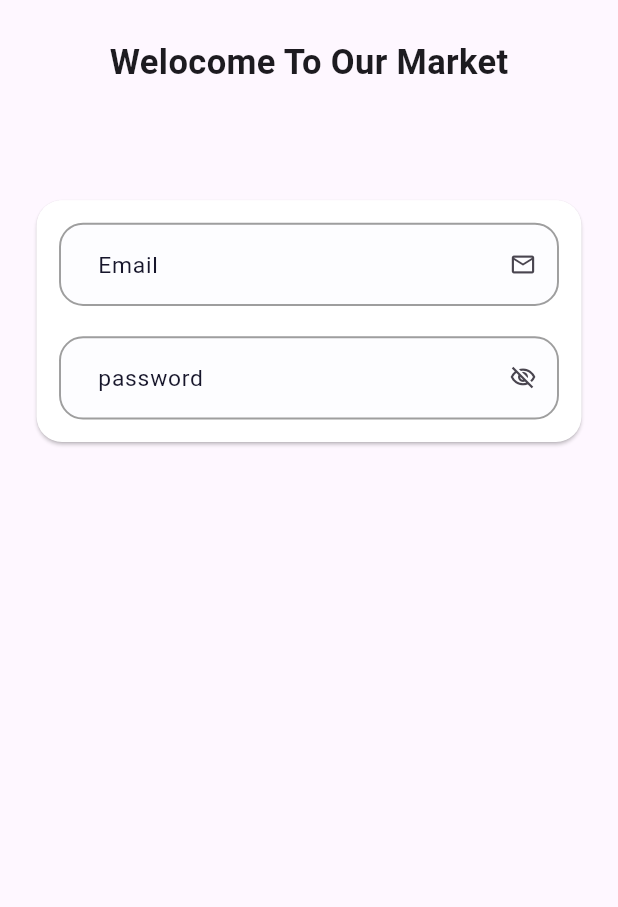
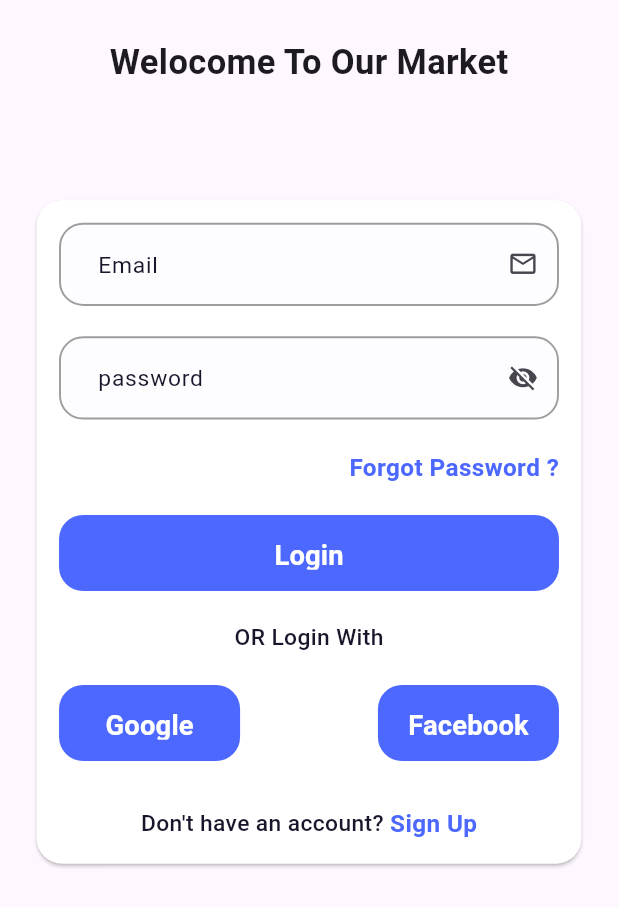
Before and after one commit to Ehabhanna1/Our_Market, a Flutter app: the screen it shows after launch, on a phone screen of 412 x 824 dp. Shown: the top 907 px of the screen. Run offline on Flutter 3.47's test engine with Material 3 defaults, Android fonts, the phone set to English and light mode, and no system bars; our stand-ins replace flutter_screenutil.

Commit message:
finidh login view ui and fixed exception

```diff
--- a/lib/core/theming/styles.dart
+++ b/lib/core/theming/styles.dart
@@ -11,6 +11,11 @@ class TextStyles {
     fontWeight: FontWeightHelper.bold,
     color: Colors.black,
   );
+   static TextStyle font18WhiteSemiBold = TextStyle(
+    fontSize: 18.sp,
+    fontWeight: FontWeightHelper.semiBold,
+    color: Colors.white,
+  );
 
   static TextStyle font32BlueBold = TextStyle(
     fontSize: 32.sp,
@@ -18,14 +23,14 @@ class TextStyles {
     color: AppColors.kPrimaryColor,
   );
 
-  static TextStyle font13BlueSemiBold = TextStyle(
-    fontSize: 13.sp,
+  static TextStyle font16BlueSemiBold = TextStyle(
+    fontSize: 16.sp,
     fontWeight: FontWeightHelper.semiBold,
     color: AppColors.kPrimaryColor,
   );
 
-  static TextStyle font13DarkBlueMedium = TextStyle(
-    fontSize: 13.sp,
+  static TextStyle font15DarkBlueMedium = TextStyle(
+    fontSize: 15.sp,
     fontWeight: FontWeightHelper.medium,
     color: AppColors.kBlackColor,
   );
@@ -34,5 +39,34 @@ class TextStyles {
     fontWeight: FontWeightHelper.regular,
     color: AppColors.kBlackColor,
   );
+   static TextStyle font12BlueRegular = TextStyle(
+    fontSize: 12.sp,
+    fontWeight: FontWeightHelper.regular,
+    color: AppColors.kPrimaryColor,
+  );
+
+  static TextStyle font13BlueRegular = TextStyle(
+    fontSize: 13.sp,
+    fontWeight: FontWeightHelper.regular,
+    color: AppColors.kPrimaryColor,
+  );
+
+  static TextStyle font14GrayRegular = TextStyle(
+    fontSize: 14.sp,
+    fontWeight: FontWeightHelper.regular,
+    color: AppColors.lighterGray,
+  );
+
+  static TextStyle font14LightGrayRegular = TextStyle(
+    fontSize: 14.sp,
+    fontWeight: FontWeightHelper.regular,
+    color: AppColors.kGreyColor,
+  );
+
+  static TextStyle font14DarkBlueMedium = TextStyle(
+    fontSize: 14.sp,
+    fontWeight: FontWeightHelper.medium,
+    color: AppColors.kBlackColor,
+  );
 
 }
--- /dev/null
+++ b/lib/core/widgets/app_text_button.dart
@@ -0,0 +1,63 @@
+import 'package:ecommerce_app/core/theming/app_colors.dart';
+import 'package:flutter/material.dart';
+import 'package:flutter_screenutil/flutter_screenutil.dart';
+
+
+
+class AppTextButton extends StatelessWidget {
+  final double? borderRadius;
+  final Color? backgroundColor;
+  final double? horizontalPadding;
+  final double? verticalPadding;
+  final double? buttonWidth;
+  final double? buttonHeight;
+  final String buttonText;
+  final TextStyle textStyle;
+  final VoidCallback onPressed;
+  const AppTextButton({
+    super.key,
+    this.borderRadius,
+    this.backgroundColor,
+    this.horizontalPadding,
+    this.verticalPadding,
+    this.buttonHeight,
+    this.buttonWidth,
+    required this.buttonText,
+    required this.textStyle,
+    required this.onPressed,
+  });
+
+  @override
+  Widget build(BuildContext context) {
+    return TextButton(
+      style: ButtonStyle(
+        // ignore: deprecated_member_use
+        shape: MaterialStateProperty.all<RoundedRectangleBorder>(
+          RoundedRectangleBorder(
+            borderRadius: BorderRadius.circular(borderRadius ?? 16.0),
+          ),
+        ),
+        // ignore: deprecated_member_use
+        backgroundColor: MaterialStatePropertyAll(
+          backgroundColor ?? AppColors.kPrimaryColor,
+        ),
+        // ignore: deprecated_member_use
+        padding: MaterialStateProperty.all<EdgeInsets>(
+          EdgeInsets.symmetric(
+            horizontal: horizontalPadding?.w ?? 12.w,
+            vertical: verticalPadding?.h ?? 14.h,
+          ),
+        ),
+        // ignore: deprecated_member_use
+        fixedSize: MaterialStateProperty.all(
+          Size(buttonWidth?.w ?? double.maxFinite, buttonHeight ?? 50.h),
+        ),
+      ),
+      onPressed: onPressed,
+      child: Text(
+        buttonText,
+        style: textStyle,
+      ),
+    );
+  }
+}
--- a/lib/core/widgets/app_text_form_field.dart
+++ b/lib/core/widgets/app_text_form_field.dart
@@ -71,7 +71,7 @@ class AppTextFormField extends StatelessWidget {
           ),
           borderRadius: BorderRadius.circular(16.0),
         ),
-        hintStyle: hintStyle ?? TextStyles.font15DarkBlueRegular,
+        hintStyle: hintStyle ?? TextStyles.font12BlueRegular,
         hintText: hintText,
         suffixIcon: suffixIcon,
         fillColor: backgroundColor ?? AppColors.moreLightGray,
--- a/lib/feature/auth/ui/login_view.dart
+++ b/lib/feature/auth/ui/login_view.dart
@@ -1,16 +1,33 @@
 import 'package:ecommerce_app/core/helper/spacing.dart';
 import 'package:ecommerce_app/core/theming/app_colors.dart';
+import 'package:ecommerce_app/core/theming/styles.dart';
+import 'package:ecommerce_app/core/widgets/app_text_button.dart';
 import 'package:ecommerce_app/core/widgets/app_text_form_field.dart';
+import 'package:ecommerce_app/feature/auth/ui/widgets/custom_text_buttom.dart';
+import 'package:ecommerce_app/feature/auth/ui/widgets/dont_have_account.dart';
+
 import 'package:flutter/material.dart';
 import 'package:flutter_screenutil/flutter_screenutil.dart';
 
-class LoginView extends StatelessWidget {
+class LoginView extends StatefulWidget {
+
   const LoginView({super.key});
 
   @override
+  State<LoginView> createState() => _LoginViewState();
+}
+
+class _LoginViewState extends State<LoginView> {
+   bool isObscureText = true;
+
+
+  @override
   Widget build(BuildContext context) {
+
     return Scaffold(
+
       body: SafeArea(
+        child: SingleChildScrollView(
           child: Column(
             children: [
               verticalSpace(25),
@@ -49,13 +66,14 @@ class LoginView extends StatelessWidget {
                       },
 
                        labelText: "Email",
-                     suffixIcon: Icon(Icons.email_outlined),
+                       suffixIcon: Icon(Icons.email_outlined,size: 20.sp,),
 
 
                       ),
                       verticalSpace( 20),
                       AppTextFormField(
-                  hintText: "Enter Your Email",
+
+                    hintText: "Enter Your Password",
                      validator: (value){
                       if(value == null || value.isEmpty){
                          return "Please Enter Your password";
@@ -65,21 +83,91 @@ class LoginView extends StatelessWidget {
                       },
 
                        labelText: "password",
-                     suffixIcon: IconButton(
-                       onPressed: (){},
-                       icon: Icon(Icons.visibility_off_outlined),
-                     ),
+
+                      isObscureText: isObscureText,
+              suffixIcon: GestureDetector(
+                  onTap: () {
+                    setState(() {
+                      isObscureText = !isObscureText;
+                    });
+                  },
+                  child: Icon(
+                    // ignore: dead_code
+                    isObscureText ? Icons.visibility_off : Icons.visibility,
+                    size: 20.sp,
+
+                  )),
 
 
                       ),
+                      verticalSpace( 20),
+                     Row(
+                       mainAxisAlignment: MainAxisAlignment.end,
+                       children: [
+                         CustomTextButtom(
+                          backgroundColor: AppColors.kWhiteColor,
+                          textButton: "Forgot Password ?",
+                          textStyle: TextStyles.font16BlueSemiBold,
+                          onTap: (){},
 
-                ]
+
+                          ),
+                       ],
+                     ),
+                      verticalSpace( 20),
+                      AppTextButton(
+                        buttonText: "Login",
+                         textStyle: TextStyles.font18WhiteSemiBold,
+                         //buttonHeight: 20.h,
+                          onPressed: (){},),
+                          verticalSpace( 20),
+                          Text("OR Login With",
+                          style: TextStyles.font15DarkBlueMedium,
+
+                          ),
+                          verticalSpace( 20),
+                         Row(
+                           mainAxisAlignment: MainAxisAlignment.spaceBetween,
+                           children: [
+                             AppTextButton(
+                              buttonWidth: 100.w,
+
+                               buttonText: "Google",
+
+                             textStyle: TextStyles.font18WhiteSemiBold,
+                             //buttonHeight: 20.h,
+                              onPressed: (){},),
+
+                            AppTextButton(
+                              buttonWidth: 100.w,
+                               buttonText: "Facebook",
+
+                             textStyle: TextStyles.font18WhiteSemiBold,
+
+                             //buttonHeight: 20.h,
+                              onPressed: (){},),
+
+                           ],
+                         ),
+
+                         verticalSpace(30),
+                         DontHaveAccountText(),
+
+
+
+
+
+
+
+
+                    ],
                   ),
                    ),
               ),
             ],
           ),
         ),
+        ),
     );
   }
 }
--- /dev/null
+++ b/lib/feature/auth/ui/sign_up_view.dart
@@ -0,0 +1,12 @@
+import 'package:flutter/material.dart';
+class SignUpView extends StatelessWidget {
+  const SignUpView({super.key});
+
+  @override
+  Widget build(BuildContext context) {
+    return Container(
+      child: Center(
+        child: Text("Sign Up View"),),
+    );
+  }
+}
--- /dev/null
+++ b/lib/feature/auth/ui/widgets/custom_text_buttom.dart
@@ -0,0 +1,30 @@
+import 'package:flutter/material.dart';
+class CustomTextButtom extends StatelessWidget {
+  final void Function()? onTap;
+  // ignore: non_constant_identifier_names
+  final String textButton;
+  final TextStyle textStyle;
+  final Color backgroundColor;
+
+
+  // ignore: non_constant_identifier_names
+  const CustomTextButtom({super.key, this.onTap, required this.textButton, required this.textStyle, required this.backgroundColor,});
+
+  @override
+  Widget build(BuildContext context) {
+    return InkWell(
+       onTap: onTap,
+
+        child: Text(textButton,
+
+        style: textStyle,
+
+
+
+
+
+
+      ),
+ );
+  }
+}
--- /dev/null
+++ b/lib/feature/auth/ui/widgets/dont_have_account.dart
@@ -0,0 +1,29 @@
+import 'package:ecommerce_app/core/theming/app_colors.dart';
+import 'package:ecommerce_app/core/theming/styles.dart';
+import 'package:ecommerce_app/feature/auth/ui/widgets/custom_text_buttom.dart';
+
+import 'package:flutter/material.dart';
+
+class DontHaveAccountText extends StatelessWidget {
+  const DontHaveAccountText({super.key});
+
+  @override
+  Widget build(BuildContext context) {
+    return Row(
+      mainAxisAlignment: MainAxisAlignment.center,
+      children: [
+        Text(
+          "Don't have an account? ",
+          style: TextStyles.font15DarkBlueMedium,
+        ),
+        CustomTextButtom(
+          textButton: "Sign Up",
+           textStyle: TextStyles.font16BlueSemiBold,
+            backgroundColor: AppColors.kPrimaryColor,
+            onTap: (){},
+
+            )
+
+       ] );
+  }
+}
```
Also changed, not shown: assets/images/google.png (added). Lines whose indentation alone changed are shown as unchanged.
